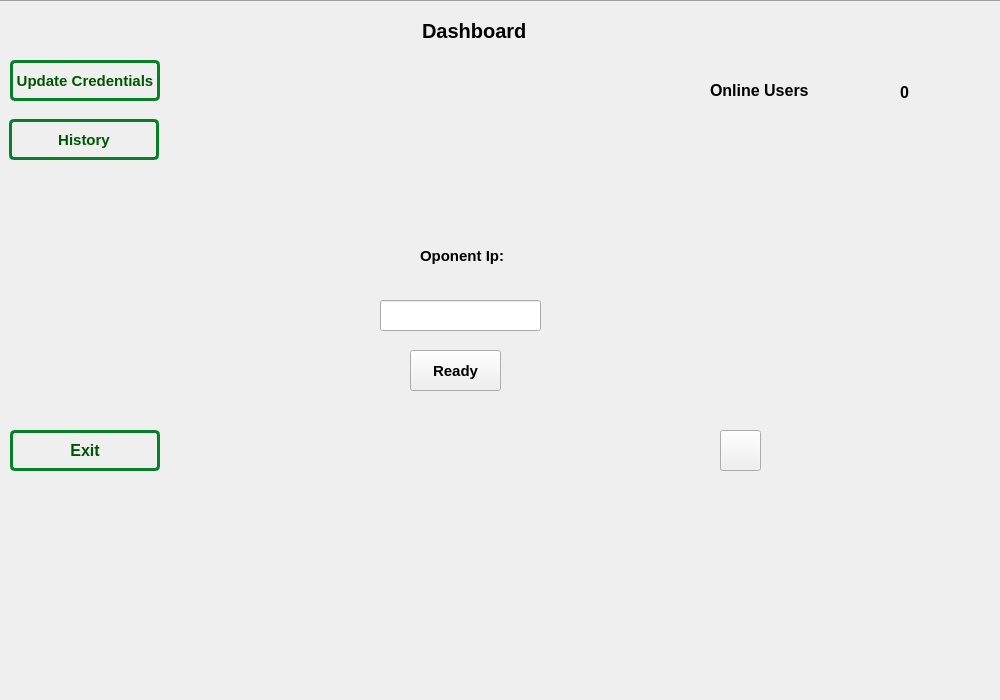
The window that windows/Dashboard/dashboard.ui (hamidreza2005/PlanetVsZombies) describes before a commit, drawn with Qt 5.
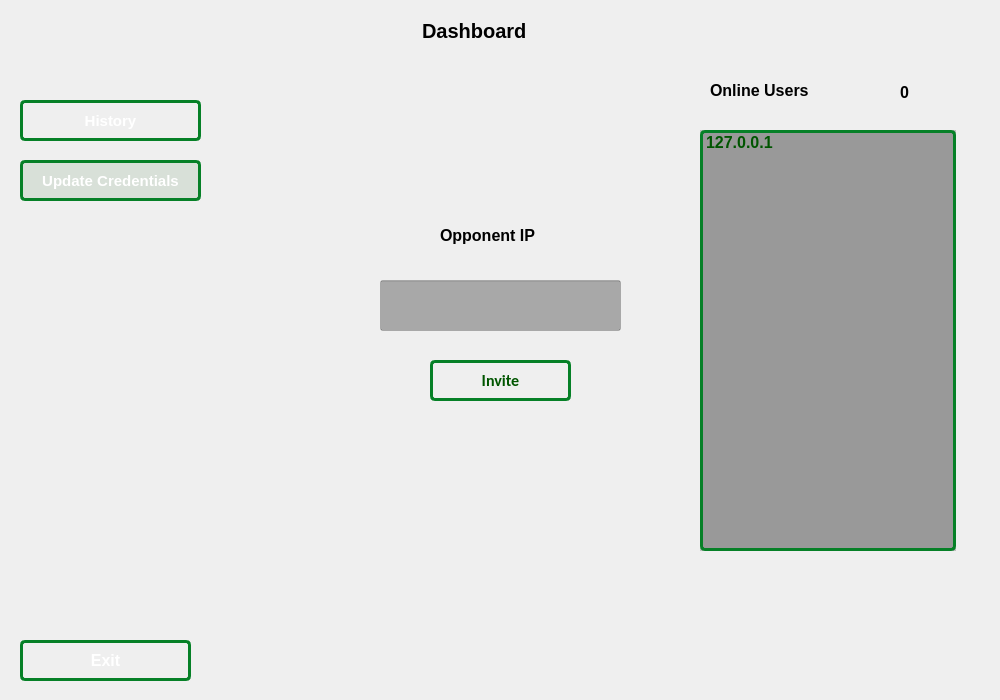
The same window after the commit. Icons and pictures are not drawn.

Commit message: make dashboard page and host connector page more beautiful

```diff
--- a/windows/Dashboard/dashboard.ui
+++ b/windows/Dashboard/dashboard.ui
@@ -22,7 +22,7 @@
    <string>Dashboard</string>
   </property>
   <property name="autoFillBackground">
-   <bool>true</bool>
+   <bool>false</bool>
   </property>
   <property name="styleSheet">
    <string notr="true"/>
@@ -32,7 +32,7 @@
     <rect>
      <x>380</x>
      <y>10</y>
-     <width>191</width>
+     <width>221</width>
      <height>41</height>
     </rect>
    </property>
@@ -46,7 +46,8 @@
     <enum>Qt::LayoutDirection::LeftToRight</enum>
    </property>
    <property name="styleSheet">
-    <string notr="true">margin:0 auto;</string>
+    <string notr="true">margin:0 auto;
+color: rgb(0, 0, 0);</string>
    </property>
    <property name="text">
     <string>Dashboard</string>
@@ -58,39 +59,12 @@
     <bool>false</bool>
    </property>
   </widget>
-  <widget class="QPushButton" name="exit">
-   <property name="geometry">
-    <rect>
-     <x>10</x>
-     <y>430</y>
-     <width>150</width>
-     <height>41</height>
-    </rect>
-   </property>
-   <property name="font">
-    <font>
-     <pointsize>12</pointsize>
-     <bold>true</bold>
-    </font>
-   </property>
-   <property name="cursor">
-    <cursorShape>PointingHandCursor</cursorShape>
-   </property>
-   <property name="styleSheet">
-    <string notr="true">color: rgb(0, 85, 0);
-border:3px solid #068027;
-border-radius:5px;</string>
-   </property>
-   <property name="text">
-    <string>Exit</string>
-   </property>
-  </widget>
   <widget class="QLabel" name="label_2">
    <property name="geometry">
     <rect>
      <x>710</x>
      <y>80</y>
-     <width>101</width>
+     <width>131</width>
      <height>21</height>
     </rect>
    </property>
@@ -107,9 +81,9 @@
   <widget class="QPushButton" name="updateCredentials">
    <property name="geometry">
     <rect>
-     <x>10</x>
-     <y>60</y>
-     <width>150</width>
+     <x>20</x>
+     <y>160</y>
+     <width>181</width>
      <height>41</height>
     </rect>
    </property>
@@ -120,7 +94,8 @@
     </font>
    </property>
    <property name="styleSheet">
-    <string notr="true">color: rgb(0, 85, 0);
+    <string notr="true">color: rgb(255, 255, 255);
+background-color: rgba(0, 85, 0,0.1);
 border:3px solid #068027;
 border-radius:5px;</string>
    </property>
@@ -132,57 +107,73 @@
    <property name="geometry">
     <rect>
      <x>380</x>
-     <y>300</y>
-     <width>161</width>
-     <height>31</height>
+     <y>280</y>
+     <width>241</width>
+     <height>51</height>
     </rect>
    </property>
    <property name="font">
     <font>
-     <pointsize>12</pointsize>
+     <pointsize>13</pointsize>
      <bold>true</bold>
     </font>
    </property>
    <property name="acceptDrops">
     <bool>true</bool>
    </property>
+   <property name="styleSheet">
+    <string notr="true">color: rgb(0, 170, 0);
+background-color: rgba(0, 0, 0,0.3);</string>
+   </property>
   </widget>
   <widget class="QPushButton" name="ready">
    <property name="geometry">
     <rect>
-     <x>410</x>
-     <y>350</y>
-     <width>91</width>
+     <x>430</x>
+     <y>360</y>
+     <width>141</width>
      <height>41</height>
     </rect>
    </property>
    <property name="font">
     <font>
-     <pointsize>11</pointsize>
+     <family>Calibri</family>
+     <pointsize>12</pointsize>
      <bold>true</bold>
     </font>
    </property>
+   <property name="cursor">
+    <cursorShape>PointingHandCursor</cursorShape>
+   </property>
+   <property name="styleSheet">
+    <string notr="true">color: rgb(0, 85, 0);
+border:3px solid #068027;
+border-radius:5px;</string>
+   </property>
    <property name="text">
-    <string>Ready</string>
+    <string>Invite</string>
    </property>
   </widget>
   <widget class="QLabel" name="label_3">
    <property name="geometry">
     <rect>
-     <x>420</x>
-     <y>240</y>
-     <width>101</width>
-     <height>31</height>
+     <x>440</x>
+     <y>210</y>
+     <width>121</width>
+     <height>51</height>
     </rect>
    </property>
    <property name="font">
     <font>
-     <pointsize>11</pointsize>
+     <pointsize>12</pointsize>
      <bold>true</bold>
     </font>
    </property>
+   <property name="styleSheet">
+    <string notr="true">color: rgb(0, 0, 0);</string>
+   </property>
    <property name="text">
-    <string>Oponent Ip:</string>
+    <string>Opponent IP</string>
    </property>
   </widget>
   <widget class="QLabel" name="onlineClientsCount">
@@ -204,40 +195,31 @@
     <string>0</string>
    </property>
   </widget>
-  <widget class="QLabel" name="onlineClients">
-   <property name="geometry">
-    <rect>
-     <x>710</x>
-     <y>120</y>
-     <width>241</width>
-     <height>271</height>
-    </rect>
-   </property>
-   <property name="font">
-    <font>
-     <pointsize>11</pointsize>
-     <bold>true</bold>
-    </font>
-   </property>
-   <property name="styleSheet">
-    <string notr="true">color: rgb(255,255, 255);</string>
-   </property>
-   <property name="text">
-    <string/>
-   </property>
-  </widget>
   <widget class="QPushButton" name="refreshUsers">
    <property name="geometry">
     <rect>
-     <x>720</x>
-     <y>430</y>
+     <x>700</x>
+     <y>600</y>
      <width>41</width>
      <height>41</height>
     </rect>
    </property>
+   <property name="font">
+    <font>
+     <pointsize>11</pointsize>
+     <bold>true</bold>
+    </font>
+   </property>
    <property name="cursor">
     <cursorShape>PointingHandCursor</cursorShape>
    </property>
+   <property name="autoFillBackground">
+    <bool>false</bool>
+   </property>
+   <property name="styleSheet">
+    <string notr="true">color: rgb(0, 0, 0);
+border-radius:10px;</string>
+   </property>
    <property name="text">
     <string/>
    </property>
@@ -245,57 +227,113 @@
     <iconset theme="emblem-synchronized"/>
    </property>
   </widget>
-  <widget class="QFrame" name="frame">
+  <widget class="QPushButton" name="exit">
    <property name="geometry">
     <rect>
-     <x>-11</x>
-     <y>-1</y>
-     <width>1051</width>
-     <height>751</height>
+     <x>20</x>
+     <y>640</y>
+     <width>171</width>
+     <height>41</height>
     </rect>
+   </property>
+   <property name="font">
+    <font>
+     <pointsize>12</pointsize>
+     <bold>true</bold>
+    </font>
+   </property>
+   <property name="cursor">
+    <cursorShape>PointingHandCursor</cursorShape>
+   </property>
+   <property name="styleSheet">
+    <string notr="true">color: rgb(255, 255, 255);
+border:3px solid #068027;
+border-radius:5px;</string>
+   </property>
+   <property name="text">
+    <string>Exit</string>
+   </property>
+  </widget>
+  <widget class="QListWidget" name="onlineClients">
+   <property name="geometry">
+    <rect>
+     <x>700</x>
+     <y>130</y>
+     <width>256</width>
+     <height>421</height>
+    </rect>
+   </property>
+   <property name="font">
+    <font>
+     <pointsize>12</pointsize>
+     <bold>true</bold>
+    </font>
    </property>
    <property name="autoFillBackground">
-    <bool>false</bool>
+    <bool>true</bool>
    </property>
    <property name="styleSheet">
-    <string notr="true">background-image: url(:/resources/images/background.png);</string>
-   </property>
-   <property name="frameShape">
-    <enum>QFrame::Shape::Box</enum>
-   </property>
-   <property name="frameShadow">
-    <enum>QFrame::Shadow::Raised</enum>
-   </property>
-   <widget class="QPushButton" name="history">
-    <property name="geometry">
-     <rect>
-      <x>20</x>
-      <y>120</y>
-      <width>150</width>
-      <height>41</height>
-     </rect>
-    </property>
-    <property name="font">
-     <font>
-      <pointsize>11</pointsize>
-      <bold>true</bold>
-     </font>
-    </property>
-    <property name="autoFillBackground">
-     <bool>false</bool>
-    </property>
-    <property name="styleSheet">
-     <string notr="true">color: rgb(0, 85, 0);
+    <string notr="true">color: rgb(0, 85, 0);
+background-color: rgba(0, 0, 0,0.2);
 border:3px solid #068027;
 border-radius:5px;</string>
-    </property>
+   </property>
+   <item>
     <property name="text">
-     <string>History</string>
+     <string>127.0.0.1</string>
     </property>
-   </widget>
+   </item>
   </widget>
-  <zorder>frame</zorder>
-  <zorder>label</zorder>
+  <widget class="QPushButton" name="history">
+   <property name="geometry">
+    <rect>
+     <x>20</x>
+     <y>100</y>
+     <width>181</width>
+     <height>41</height>
+    </rect>
+   </property>
+   <property name="font">
+    <font>
+     <pointsize>11</pointsize>
+     <bold>true</bold>
+    </font>
+   </property>
+   <property name="autoFillBackground">
+    <bool>false</bool>
+   </property>
+   <property name="styleSheet">
+    <string notr="true">color: rgb(255, 255, 255);
+border:3px solid #068027;
+border-radius:5px;</string>
+   </property>
+   <property name="text">
+    <string>History</string>
+   </property>
+  </widget>
+  <widget class="QWidget" name="widget" native="true">
+   <property name="geometry">
+    <rect>
+     <x>0</x>
+     <y>0</y>
+     <width>1000</width>
+     <height>700</height>
+    </rect>
+   </property>
+   <property name="styleSheet">
+    <string notr="true">#widget{
+    background-image: url(':/resources/images/backgrounds/background1.png');
+    background-repeat: no-repeat;
+    background-position: center;
+}</string>
+   </property>
+  </widget>
+  <zorder>widget</zorder>
+  <zorder>refreshUsers</zorder>
+  <zorder>label_3</zorder>
+  <zorder>welcomeText</zorder>
+  <zorder>history</zorder>
+  <zorder>ready</zorder>
   <zorder>exit</zorder>
   <zorder>label_2</zorder>
   <zorder>updateCredentials</zorder>
```
Left out of the diff: 17 changed lines with no effect on the pictures. The commit also changes 6 other files.
